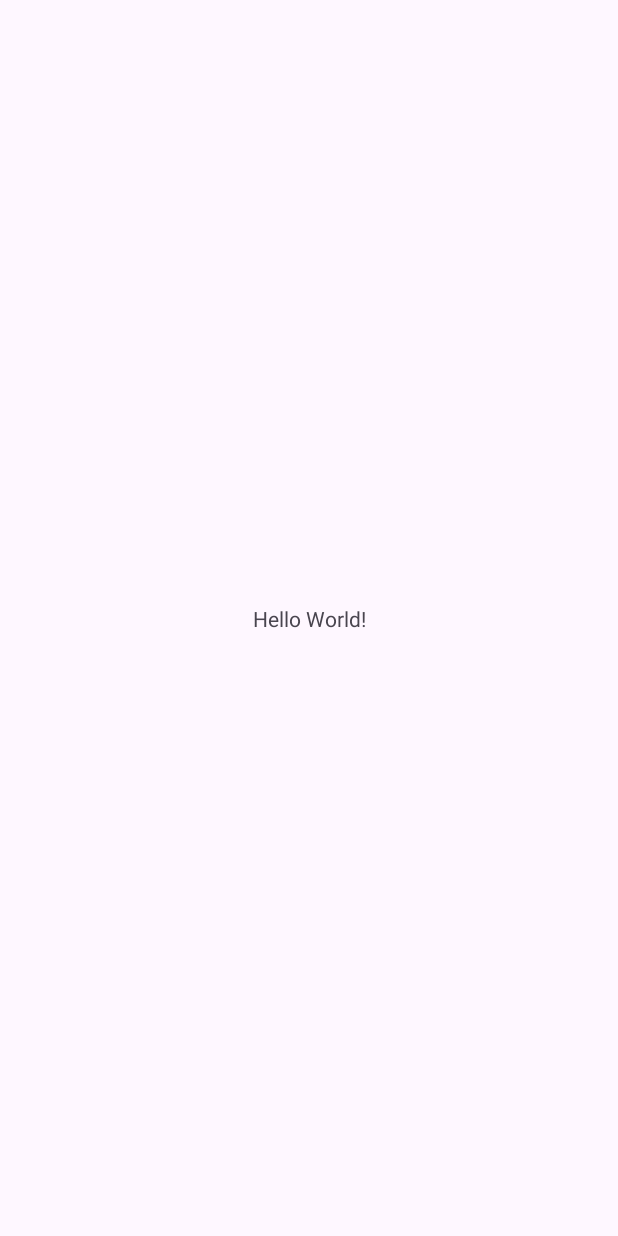
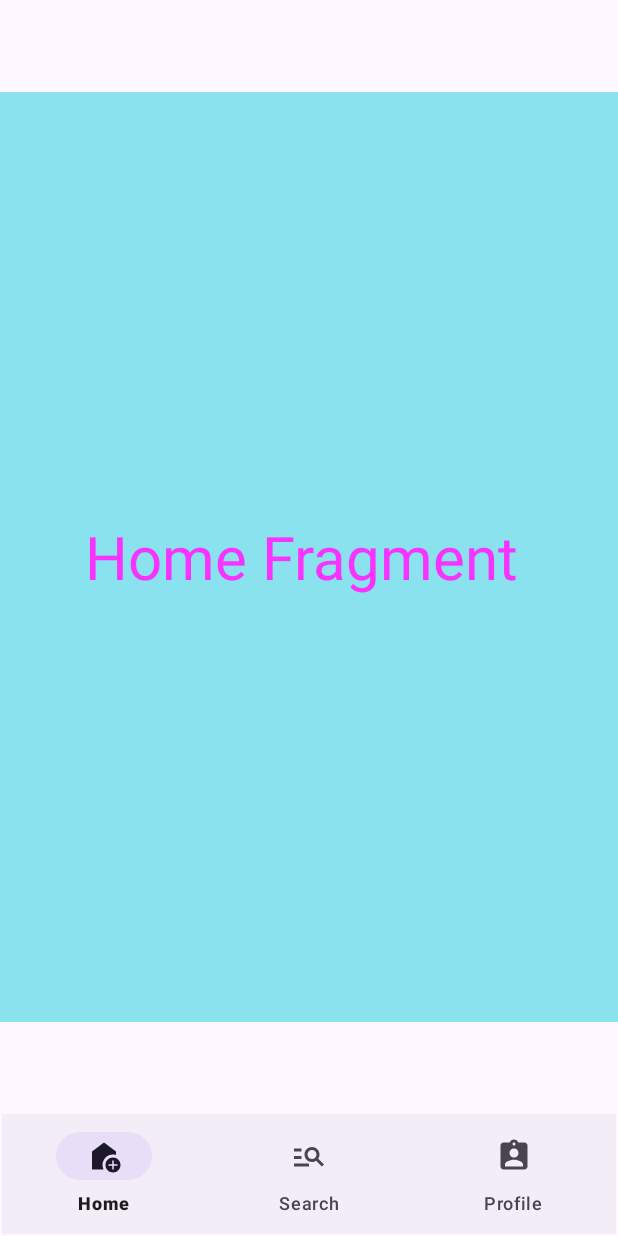
Before and after one commit to thebao13/64130132_AndroidProgramming, an Android app: the screen it shows after launch (MainActivity), on a phone screen of 412 x 824 dp. Before the commit the screen is almost empty. Run offline under Robolectric (Android 15) with nearby library versions, the phone set to English and light mode, and no system bars.

Commit message:
đã hoàn thành theo yêu cầu

```diff
--- a/AppBar_EX/app/src/main/java/thebao/edu/appbar_ex/MainActivity.java
+++ b/AppBar_EX/app/src/main/java/thebao/edu/appbar_ex/MainActivity.java
@@ -1,24 +1,49 @@
 package thebao.edu.appbar_ex;
 
 import android.os.Bundle;
+import android.view.MenuItem;
+import android.widget.Toast;
 
 import androidx.activity.EdgeToEdge;
+import androidx.annotation.NonNull;
 import androidx.appcompat.app.AppCompatActivity;
 import androidx.core.graphics.Insets;
 import androidx.core.view.ViewCompat;
 import androidx.core.view.WindowInsetsCompat;
 
+import com.google.android.material.bottomnavigation.BottomNavigationView;
+
 public class MainActivity extends AppCompatActivity {
-
+    BottomNavigationView bottomNav;
     @Override
     protected void onCreate(Bundle savedInstanceState) {
         super.onCreate(savedInstanceState);
         EdgeToEdge.enable(this);
         setContentView(R.layout.activity_main);
-        ViewCompat.setOnApplyWindowInsetsListener(findViewById(R.id.main), (v, insets) -> {
-            Insets systemBars = insets.getInsets(WindowInsetsCompat.Type.systemBars());
-            v.setPadding(systemBars.left, systemBars.top, systemBars.right, systemBars.bottom);
-            return insets;
+
+
+        //tìm điều khiển
+        bottomNav = findViewById(R.id.bot_nav);
+
+        //lắng nghe điều kieen
+        bottomNav.setOnNavigationItemSelectedListener(new BottomNavigationView.OnNavigationItemSelectedListener() {
+            @Override
+            public boolean onNavigationItemSelected(@NonNull MenuItem item) {
+                int menuItemDuocChon =  item.getItemId();
+                if (menuItemDuocChon == R.id.menu_home) {
+                    Toast.makeText(MainActivity.this, "Thay Home", Toast.LENGTH_LONG).show();
+                }
+                else if (menuItemDuocChon == R.id.menu_profile){
+                    Toast.makeText(MainActivity.this, "Profile ", Toast.LENGTH_LONG).show();
+                }
+                    else if (menuItemDuocChon == R.id.menu_search){
+                    Toast.makeText(MainActivity.this, "Search ", Toast.LENGTH_LONG).show();
+                }
+                        else return true;
+                return false;
+
+            }
         });
+
     }
 }
--- /dev/null
+++ b/AppBar_EX/app/src/main/res/drawable/baseline_add_home_24.xml
@@ -0,0 +1,7 @@
+<vector xmlns:android="http://schemas.android.com/apk/res/android" android:height="24dp" android:tint="#000000" android:viewportHeight="24" android:viewportWidth="24" android:width="24dp">
+
+    <path android:fillColor="@android:color/white" android:pathData="M18,11c0.7,0 1.37,0.1 2,0.29V9l-8,-6L4,9v12h7.68C11.25,20.09 11,19.08 11,18C11,14.13 14.13,11 18,11z"/>
+
+    <path android:fillColor="@android:color/white" android:pathData="M18,13c-2.76,0 -5,2.24 -5,5s2.24,5 5,5s5,-2.24 5,-5S20.76,13 18,13zM21,18.5h-2.5V21h-1v-2.5H15v-1h2.5V15h1v2.5H21V18.5z"/>
+
+</vector>
--- /dev/null
+++ b/AppBar_EX/app/src/main/res/drawable/baseline_assignment_ind_24.xml
@@ -0,0 +1,5 @@
+<vector xmlns:android="http://schemas.android.com/apk/res/android" android:height="24dp" android:tint="#000000" android:viewportHeight="24" android:viewportWidth="24" android:width="24dp">
+
+    <path android:fillColor="@android:color/white" android:pathData="M19,3h-4.18C14.4,1.84 13.3,1 12,1c-1.3,0 -2.4,0.84 -2.82,2L5,3c-1.1,0 -2,0.9 -2,2v14c0,1.1 0.9,2 2,2h14c1.1,0 2,-0.9 2,-2L21,5c0,-1.1 -0.9,-2 -2,-2zM12,3c0.55,0 1,0.45 1,1s-0.45,1 -1,1 -1,-0.45 -1,-1 0.45,-1 1,-1zM12,7c1.66,0 3,1.34 3,3s-1.34,3 -3,3 -3,-1.34 -3,-3 1.34,-3 3,-3zM18,19L6,19v-1.4c0,-2 4,-3.1 6,-3.1s6,1.1 6,3.1L18,19z"/>
+
+</vector>
--- /dev/null
+++ b/AppBar_EX/app/src/main/res/drawable/baseline_manage_search_24.xml
@@ -0,0 +1,5 @@
+<vector xmlns:android="http://schemas.android.com/apk/res/android" android:autoMirrored="true" android:height="24dp" android:tint="#000000" android:viewportHeight="24" android:viewportWidth="24" android:width="24dp">
+
+    <path android:fillColor="@android:color/white" android:pathData="M7,9H2V7h5V9zM7,12H2v2h5V12zM20.59,19l-3.83,-3.83C15.96,15.69 15.02,16 14,16c-2.76,0 -5,-2.24 -5,-5s2.24,-5 5,-5s5,2.24 5,5c0,1.02 -0.31,1.96 -0.83,2.75L22,17.59L20.59,19zM17,11c0,-1.65 -1.35,-3 -3,-3s-3,1.35 -3,3s1.35,3 3,3S17,12.65 17,11zM2,19h10v-2H2V19z"/>
+
+</vector>
--- a/AppBar_EX/app/src/main/res/layout/activity_main.xml
+++ b/AppBar_EX/app/src/main/res/layout/activity_main.xml
@@ -7,13 +7,25 @@
     android:layout_height="match_parent"
     tools:context=".MainActivity">
 
-    <TextView
-        android:layout_width="wrap_content"
+    <com.google.android.material.bottomnavigation.BottomNavigationView
+        android:id="@+id/bot_nav"
+        android:layout_width="0dp"
         android:layout_height="wrap_content"
-        android:text="Hello World!"
+        android:layout_marginStart="1dp"
+        android:layout_marginEnd="1dp"
+        android:layout_marginBottom="1dp"
         app:layout_constraintBottom_toBottomOf="parent"
         app:layout_constraintEnd_toEndOf="parent"
         app:layout_constraintStart_toStartOf="parent"
+        app:menu="@menu/bot_menu" />
+
+    <androidx.fragment.app.FragmentContainerView
+        android:id="@+id/fragmentContainerView"
+        android:name="thebao.edu.appbar_ex.HomeFragment"
+        android:layout_width="0dp"
+        android:layout_height="620dp"
+        app:layout_constraintBottom_toTopOf="@+id/bot_nav"
+        app:layout_constraintEnd_toEndOf="parent"
+        app:layout_constraintStart_toStartOf="parent"
         app:layout_constraintTop_toTopOf="parent" />
-
 </androidx.constraintlayout.widget.ConstraintLayout>
--- a/AppBar_EX/app/src/main/res/layout/fragment_home.xml
+++ b/AppBar_EX/app/src/main/res/layout/fragment_home.xml
@@ -9,6 +9,10 @@
     <TextView
         android:layout_width="match_parent"
         android:layout_height="match_parent"
-        android:text="@string/hello_blank_fragment" />
+        android:background="#89E2ED"
+        android:gravity="center"
+        android:textColor="#F833FD"
+        android:text="Home Fragment "
+        android:textSize="40dp" />
 
 </FrameLayout>
--- a/AppBar_EX/app/src/main/res/layout/fragment_profile.xml
+++ b/AppBar_EX/app/src/main/res/layout/fragment_profile.xml
@@ -9,6 +9,10 @@
     <TextView
         android:layout_width="match_parent"
         android:layout_height="match_parent"
-        android:text="@string/hello_blank_fragment" />
+        android:background="#89E2ED"
+        android:gravity="center"
+        android:textColor="#F833FD"
+        android:text="Search Fragment "
+        android:textSize="40dp" />
 
 </FrameLayout>
--- a/AppBar_EX/app/src/main/res/layout/fragment_search.xml
+++ b/AppBar_EX/app/src/main/res/layout/fragment_search.xml
@@ -9,6 +9,10 @@
     <TextView
         android:layout_width="match_parent"
         android:layout_height="match_parent"
-        android:text="@string/hello_blank_fragment" />
+        android:background="#89E2ED"
+        android:gravity="center"
+        android:textColor="#F833FD"
+        android:text="Profile Fragment "
+        android:textSize="40dp" />
 
 </FrameLayout>
--- a/AppBar_EX/app/src/main/res/menu/bot_menu.xml
+++ b/AppBar_EX/app/src/main/res/menu/bot_menu.xml
@@ -1,4 +1,17 @@
 <?xml version="1.0" encoding="utf-8"?>
-<menu xmlns:android="http://schemas.android.com/apk/res/android">
+<menu xmlns:app="http://schemas.android.com/apk/res-auto"
+    xmlns:android="http://schemas.android.com/apk/res/android">
 
+    <item
+        android:id="@+id/menu_home"
+        android:icon="@drawable/baseline_add_home_24"
+        android:title="Home" />
+    <item
+        android:id="@+id/menu_search"
+        android:icon="@drawable/baseline_manage_search_24"
+        android:title="Search" />
+    <item
+        android:id="@+id/menu_profile"
+        android:icon="@drawable/baseline_assignment_ind_24"
+        android:title="Profile" />
 </menu>
```
